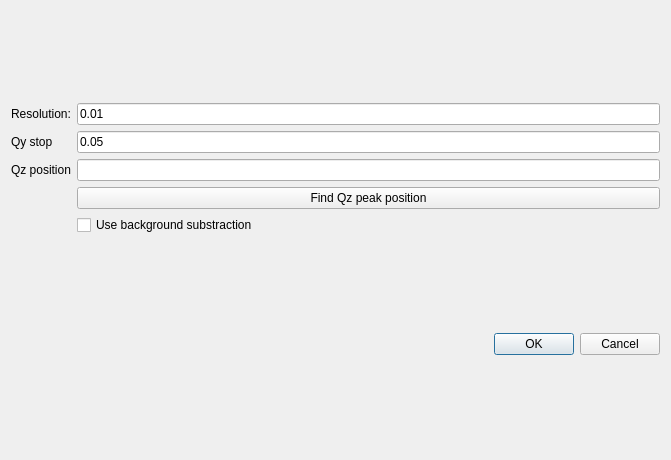
Old version of the form fwhmscan_window.ui in the repository sstendahl/GIScan.
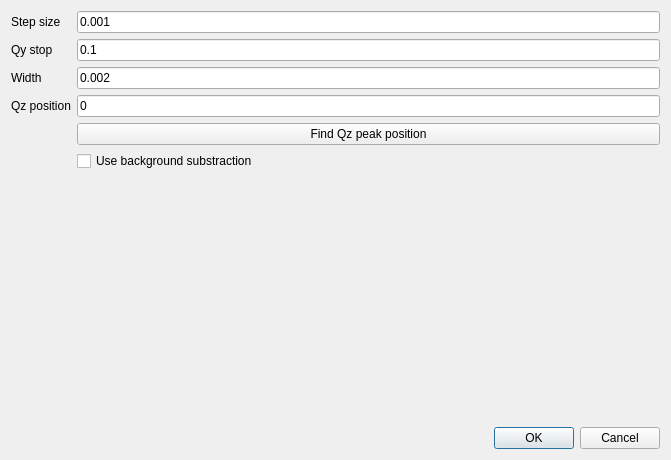
New version of the form.

What changed in the file:
```diff
--- a/fwhmscan_window.ui
+++ b/fwhmscan_window.ui
@@ -28,34 +28,6 @@
     <layout class="QHBoxLayout" name="horizontalLayout">
      <item>
       <layout class="QGridLayout" name="gridLayout_3">
-       <item row="0" column="1">
-        <widget class="QLineEdit" name="lineEdit">
-         <property name="text">
-          <string>0.01</string>
-         </property>
-        </widget>
-       </item>
-       <item row="1" column="1">
-        <widget class="QLineEdit" name="lineEdit_2">
-         <property name="text">
-          <string>0.05</string>
-         </property>
-        </widget>
-       </item>
-       <item row="2" column="0">
-        <widget class="QLabel" name="label_3">
-         <property name="text">
-          <string>Qz position</string>
-         </property>
-        </widget>
-       </item>
-       <item row="0" column="0">
-        <widget class="QLabel" name="label">
-         <property name="text">
-          <string>Resolution:</string>
-         </property>
-        </widget>
-       </item>
        <item row="1" column="0">
         <widget class="QLabel" name="label_2">
          <property name="text">
@@ -63,19 +35,64 @@
          </property>
         </widget>
        </item>
-       <item row="2" column="1">
-        <widget class="QLineEdit" name="lineEdit_3"/>
+       <item row="0" column="0">
+        <widget class="QLabel" name="label">
+         <property name="text">
+          <string>Step size</string>
+         </property>
+        </widget>
        </item>
-       <item row="3" column="1">
+       <item row="3" column="2">
+        <widget class="QLineEdit" name="lineEdit_3">
+         <property name="text">
+          <string>0</string>
+         </property>
+        </widget>
+       </item>
+       <item row="1" column="2">
+        <widget class="QLineEdit" name="qy_stop_entry">
+         <property name="text">
+          <string>0.1</string>
+         </property>
+        </widget>
+       </item>
+       <item row="3" column="0">
+        <widget class="QLabel" name="label_3">
+         <property name="text">
+          <string>Qz position</string>
+         </property>
+        </widget>
+       </item>
+       <item row="0" column="2">
+        <widget class="QLineEdit" name="step_size_entry">
+         <property name="text">
+          <string>0.001</string>
+         </property>
+        </widget>
+       </item>
+       <item row="5" column="2">
         <layout class="QGridLayout" name="gridLayout_4">
-         <item row="1" column="0">
+         <item row="2" column="0">
           <widget class="QCheckBox" name="checkBox">
            <property name="text">
             <string>Use background substraction</string>
            </property>
           </widget>
          </item>
-         <item row="0" column="0">
+         <item row="3" column="0">
+          <spacer name="verticalSpacer">
+           <property name="orientation">
+            <enum>Qt::Vertical</enum>
+           </property>
+           <property name="sizeHint" stdset="0">
+            <size>
+             <width>20</width>
+             <height>40</height>
+            </size>
+           </property>
+          </spacer>
+         </item>
+         <item row="1" column="0">
           <widget class="QPushButton" name="pushButton">
            <property name="text">
             <string>Find Qz peak position</string>
@@ -84,6 +101,20 @@
          </item>
         </layout>
        </item>
+       <item row="2" column="0">
+        <widget class="QLabel" name="label_4">
+         <property name="text">
+          <string>Width</string>
+         </property>
+        </widget>
+       </item>
+       <item row="2" column="2">
+        <widget class="QLineEdit" name="width_entry">
+         <property name="text">
+          <string>0.002</string>
+         </property>
+        </widget>
+       </item>
       </layout>
      </item>
      <item>
```
